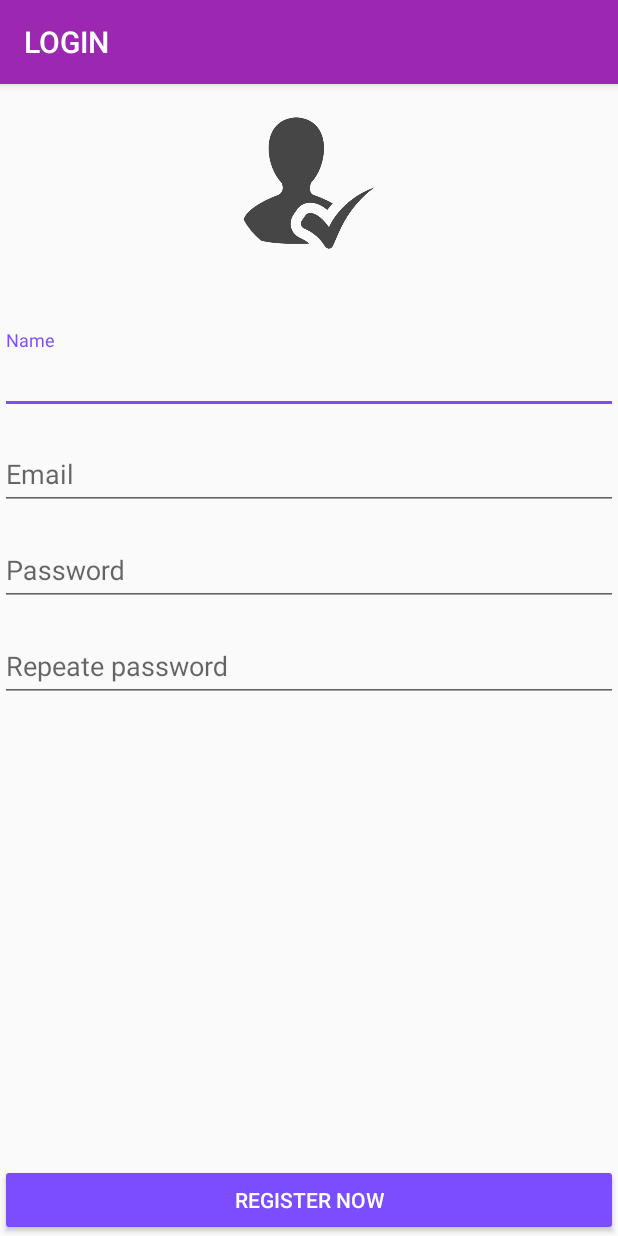
After one commit to sergiokoloszuk/DigitalNews, an Android app: the RegisterActivity screen opened directly, with no data from a screen before it, on a phone screen of 412 x 824 dp. The commit adds this screen. Run offline under Robolectric (Android 15) with nearby library versions, the light colour scheme and no system bars; our stand-ins replace CircleImageView.

Commit message:
tela de registro Rosana

```diff
--- a/app/src/main/AndroidManifest.xml
+++ b/app/src/main/AndroidManifest.xml
@@ -9,9 +9,7 @@
         android:roundIcon="@mipmap/ic_launcher_round"
         android:supportsRtl="true"
         android:theme="@style/AppTheme">
-        <activity android:name=".MainActivity">
-
-        </activity>
+        <activity android:name=".MainActivity" />
         <activity android:name=".LoginActivity">
             <intent-filter>
                 <action android:name="android.intent.action.MAIN" />
@@ -20,7 +18,8 @@
                 <category android:name="android.intent.category.LAUNCHER" />
             </intent-filter>
         </activity>
-
+        <activity android:name=".RegisterActivity" />
+        <activity android:name=".ConfirmationActivity"></activity>
     </application>
 
 </manifest>
--- /dev/null
+++ b/app/src/main/java/br/com/digitalnews/digitalnews/ConfirmationActivity.java
@@ -0,0 +1,13 @@
+package br.com.digitalnews.digitalnews;
+
+import android.support.v7.app.AppCompatActivity;
+import android.os.Bundle;
+
+public class ConfirmationActivity extends AppCompatActivity {
+
+    @Override
+    protected void onCreate(Bundle savedInstanceState) {
+        super.onCreate(savedInstanceState);
+        setContentView(R.layout.activity_confirmation);
+    }
+}
--- a/app/src/main/java/br/com/digitalnews/digitalnews/LoginActivity.java
+++ b/app/src/main/java/br/com/digitalnews/digitalnews/LoginActivity.java
@@ -1,13 +1,32 @@
 package br.com.digitalnews.digitalnews;
 
+import android.content.Intent;
 import android.support.v7.app.AppCompatActivity;
 import android.os.Bundle;
+import android.view.View;
+import android.widget.Button;
+import android.widget.TextView;
 
 public class LoginActivity extends AppCompatActivity {
+
+    private TextView register;
+
 
     @Override
     protected void onCreate(Bundle savedInstanceState) {
         super.onCreate(savedInstanceState);
         setContentView(R.layout.activity_login);
+
+    register = findViewById(R.id.register);
+
+    register.setOnClickListener(new View.OnClickListener() {
+        @Override
+        public void onClick(View v) {
+            startActivity(new Intent(LoginActivity.this, RegisterActivity.class));
+
+        }
+    });
+
+
     }
 }
--- /dev/null
+++ b/app/src/main/java/br/com/digitalnews/digitalnews/RegisterActivity.java
@@ -0,0 +1,29 @@
+package br.com.digitalnews.digitalnews;
+
+import android.content.Intent;
+import android.support.v7.app.AppCompatActivity;
+import android.os.Bundle;
+import android.view.View;
+import android.widget.Button;
+
+public class RegisterActivity extends AppCompatActivity {
+
+    private Button btn_register_now;
+
+    @Override
+    protected void onCreate(Bundle savedInstanceState) {
+        super.onCreate(savedInstanceState);
+        setContentView(R.layout.activity_register);
+
+        btn_register_now = findViewById(R.id.btn_register_now);
+
+        btn_register_now.setOnClickListener(new View.OnClickListener() {
+            @Override
+            public void onClick(View v) {
+                startActivity(new Intent(RegisterActivity.this, ConfirmationActivity.class));
+            }
+        });
+
+
+    }
+}
--- /dev/null
+++ b/app/src/main/res/layout/activity_confirmation.xml
@@ -0,0 +1,9 @@
+<?xml version="1.0" encoding="utf-8"?>
+<android.support.constraint.ConstraintLayout xmlns:android="http://schemas.android.com/apk/res/android"
+    xmlns:app="http://schemas.android.com/apk/res-auto"
+    xmlns:tools="http://schemas.android.com/tools"
+    android:layout_width="match_parent"
+    android:layout_height="match_parent"
+    tools:context="br.com.digitalnews.digitalnews.ConfirmationActivity">
+
+</android.support.constraint.ConstraintLayout>
--- /dev/null
+++ b/app/src/main/res/layout/activity_register.xml
@@ -0,0 +1,92 @@
+<?xml version="1.0" encoding="utf-8"?>
+<RelativeLayout xmlns:android="http://schemas.android.com/apk/res/android"
+    xmlns:tools="http://schemas.android.com/tools"
+    android:layout_width="match_parent"
+    android:layout_height="match_parent"
+    tools:context=".RegisterActivity">
+
+    <de.hdodenhof.circleimageview.CircleImageView
+        android:id="@+id/imageview_logo_user"
+        android:layout_width="100dp"
+        android:layout_height="100dp"
+        android:layout_alignParentTop="true"
+        android:layout_centerHorizontal="true"
+        android:layout_marginTop="16dp"
+        android:src="@drawable/logo_user_dn" />
+
+    <android.support.design.widget.TextInputLayout
+        android:id="@+id/text_input_name"
+        android:layout_width="match_parent"
+        android:layout_height="wrap_content"
+        android:layout_alignParentLeft="true"
+        android:layout_alignParentStart="true"
+        android:layout_below="@+id/imageview_logo_user"
+        android:layout_marginTop="48dp">
+
+        <android.support.design.widget.TextInputEditText
+            android:layout_width="match_parent"
+            android:layout_height="wrap_content"
+            android:hint="Name"
+            android:inputType="text" />
+    </android.support.design.widget.TextInputLayout>
+
+
+    <android.support.design.widget.TextInputLayout
+        android:id="@+id/text_input_email"
+        android:layout_width="match_parent"
+        android:layout_height="wrap_content"
+        android:layout_alignParentLeft="true"
+        android:layout_alignParentStart="true"
+        android:layout_below="@+id/text_input_name"
+        android:layout_marginTop="8dp">
+
+        <android.support.design.widget.TextInputEditText
+            android:layout_width="match_parent"
+            android:layout_height="wrap_content"
+            android:hint="Email"
+            android:inputType="textEmailAddress" />
+    </android.support.design.widget.TextInputLayout>
+
+    <android.support.design.widget.TextInputLayout
+        android:id="@+id/text_input_password"
+        android:layout_width="match_parent"
+        android:layout_height="wrap_content"
+        android:layout_alignParentLeft="true"
+        android:layout_alignParentStart="true"
+        android:layout_below="@+id/text_input_email"
+        android:layout_marginTop="8dp">
+
+        <android.support.design.widget.TextInputEditText
+            android:layout_width="match_parent"
+            android:layout_height="wrap_content"
+            android:hint="Password"
+            android:inputType="textPassword" />
+    </android.support.design.widget.TextInputLayout>
+
+    <android.support.design.widget.TextInputLayout
+        android:id="@+id/text_input_repeate_password"
+        android:layout_width="match_parent"
+        android:layout_height="wrap_content"
+        android:layout_alignParentLeft="true"
+        android:layout_alignParentStart="true"
+        android:layout_below="@+id/text_input_password"
+        android:layout_marginTop="8dp">
+
+        <android.support.design.widget.TextInputEditText
+            android:layout_width="match_parent"
+            android:layout_height="wrap_content"
+            android:hint="Repeate password"
+            android:inputType="textPassword" />
+    </android.support.design.widget.TextInputLayout>
+
+    <Button
+        android:id="@+id/btn_register_now"
+        style="@style/Widget.AppCompat.Button.Colored"
+        android:layout_width="match_parent"
+        android:layout_height="wrap_content"
+        android:layout_alignParentBottom="true"
+        android:text="Register now"
+        android:textAllCaps="true" />
+
+
+</RelativeLayout>
--- a/build.gradle
+++ b/build.gradle
@@ -7,7 +7,7 @@ buildscript {
         jcenter()
     }
     dependencies {
-        classpath 'com.android.tools.build:gradle:3.1.4'
+        classpath 'com.android.tools.build:gradle:3.2.0'
 
 
         // NOTE: Do not place your application dependencies here; they belong
```
Also changed, not shown: app/src/main/res/drawable/logo_user.png (deleted), app/src/main/res/drawable/logo_user_dn.png (added), gradle/wrapper/gradle-wrapper.properties.
